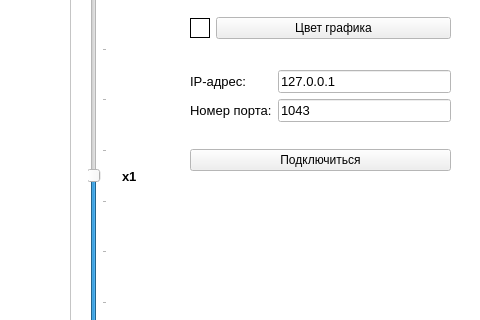
Before: the Qt Designer form mainwindow.ui in vglaznev/inobitec-entry-task-client, drawn with Qt 5; both pictures show x 570 to 1050 and y 120 to 440 of the 1050 by 650 pixel window.
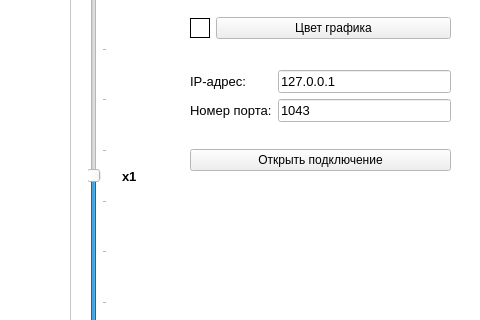
After: the same form once the commit is applied. Custom widgets are drawn as their Qt base class.

What changed in the file:
```diff
--- a/mainwindow.ui
+++ b/mainwindow.ui
@@ -646,7 +646,7 @@
      <item>
       <widget class="QPushButton" name="connectionButton">
        <property name="text">
-        <string>Подключиться</string>
+        <string>Открыть подключение</string>
        </property>
        <property name="checkable">
         <bool>true</bool>
```
Left out of the diff: 2 changed lines with no effect on the pictures.
